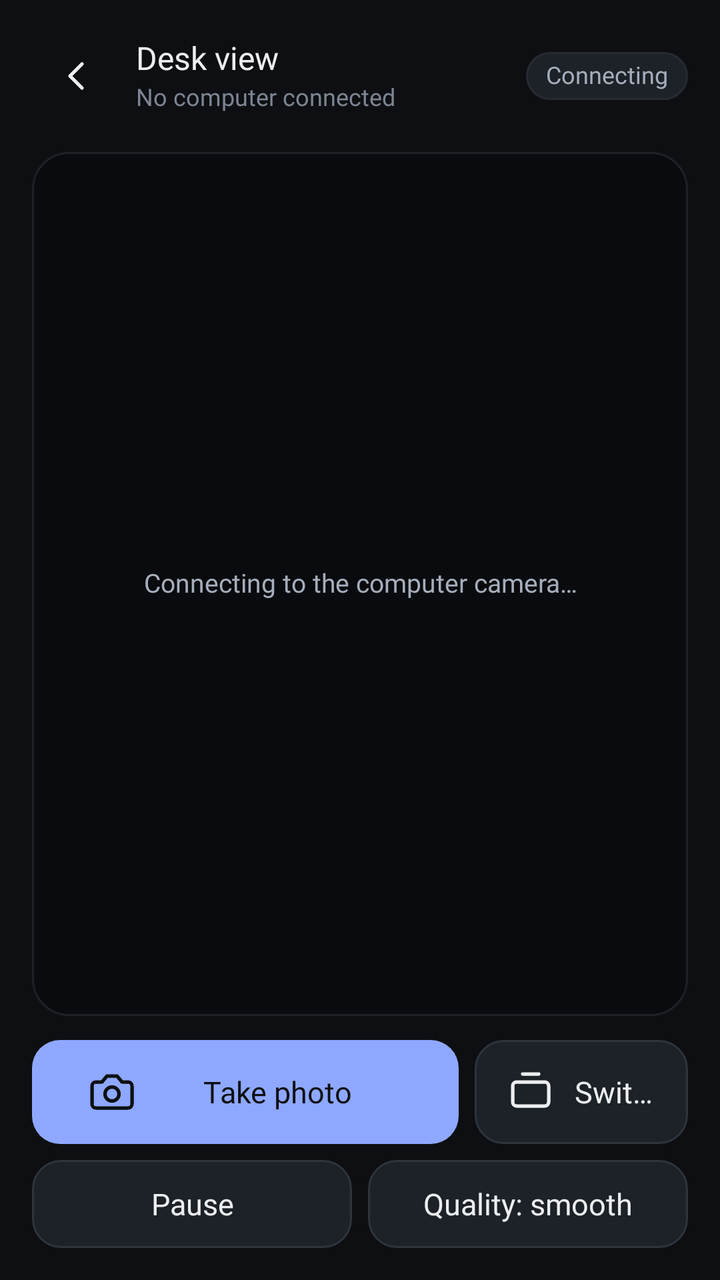
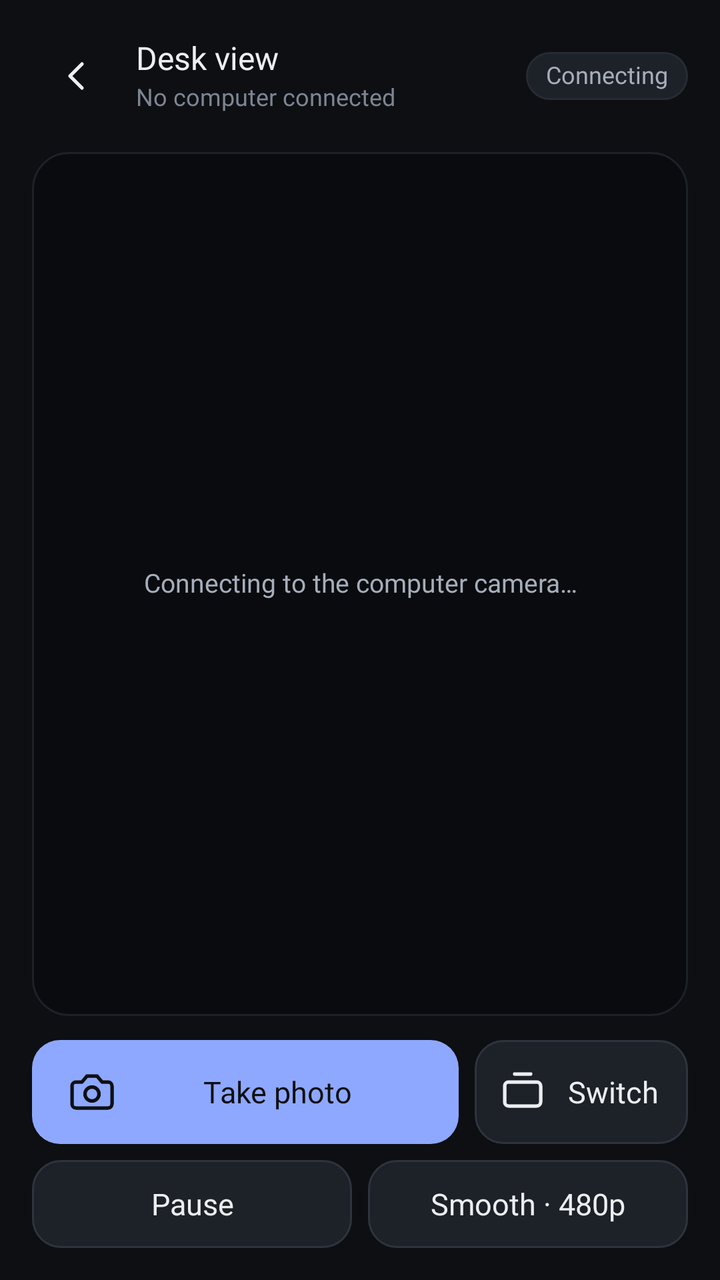

Before-and-after screenshots of an Android layout around one commit, followed by the original layout XML and the change that was made.
<!-- AndroidManifest.xml: application theme AppTheme -->
<!-- res/layout/activity_camera.xml -->
<?xml version="1.0" encoding="utf-8"?>
<LinearLayout xmlns:android="http://schemas.android.com/apk/res/android"
    android:layout_width="match_parent"
    android:layout_height="match_parent"
    android:background="@color/o_ground"
    android:orientation="vertical"
    android:paddingStart="16dp"
    android:paddingTop="12dp"
    android:paddingEnd="16dp"
    android:paddingBottom="16dp">

    
    <LinearLayout
        android:layout_width="match_parent"
        android:layout_height="52dp"
        android:gravity="center_vertical"
        android:baselineAligned="false"
        android:orientation="horizontal">

        <Button
            android:id="@+id/btn_camera_back"
            style="@style/Btn.Icon"
            android:contentDescription="Back"
            android:drawableTop="@drawable/ic_o_chevron_left"
            android:drawableTint="@color/o_text"
            android:paddingTop="10dp"
            android:text="" />

        <LinearLayout
            android:layout_width="0dp"
            android:layout_height="wrap_content"
            android:layout_weight="1"
            android:layout_marginStart="8dp"
            android:orientation="vertical">

            <TextView
                style="@style/Text.Heading"
                android:layout_width="wrap_content"
                android:layout_height="wrap_content"
                android:text="Desk view" />

            <TextView
                android:id="@+id/tv_camera_target"
                style="@style/Text.Caption"
                android:layout_width="match_parent"
                android:layout_height="wrap_content"
                android:layout_marginTop="3dp"
                android:ellipsize="end"
                android:singleLine="true"
                android:text="No computer connected" />
        </LinearLayout>

        <TextView
            android:id="@+id/tv_camera_status"
            style="@style/Text.Badge"
            android:layout_width="wrap_content"
            android:layout_height="wrap_content"
            android:layout_marginStart="8dp"
            android:fontFamily="@font/geist_medium"
            android:text="Connecting"
            android:textColor="@color/o_text_2" />
    </LinearLayout>

    
    <FrameLayout
        android:layout_width="match_parent"
        android:layout_height="0dp"
        android:layout_weight="1"
        android:layout_marginTop="12dp"
        android:background="@drawable/term_screen_bg"
        android:clipChildren="true"
        android:padding="1dp">

        <ImageView
            android:id="@+id/iv_camera_feed"
            android:layout_width="match_parent"
            android:layout_height="match_parent"
            android:adjustViewBounds="true"
            android:contentDescription="Camera feed"
            android:scaleType="fitCenter" />

        <ProgressBar
            android:id="@+id/pb_camera_loading"
            android:layout_width="40dp"
            android:layout_height="40dp"
            android:layout_gravity="center"
            android:indeterminate="true"
            android:indeterminateTint="@color/o_accent" />

        <TextView
            android:id="@+id/tv_camera_error"
            style="@style/Text.Secondary"
            android:layout_width="wrap_content"
            android:layout_height="wrap_content"
            android:layout_gravity="center"
            android:gravity="center"
            android:lineSpacingExtra="3dp"
            android:padding="24dp"
            android:text="Connecting to the computer camera…" />
    </FrameLayout>

    
    <LinearLayout
        android:layout_width="match_parent"
        android:layout_height="52dp"
        android:layout_marginTop="12dp"
        android:baselineAligned="false"
        android:orientation="horizontal">

        <Button
            android:id="@+id/btn_camera_snapshot"
            style="@style/Btn.Primary"
            android:layout_width="0dp"
            android:layout_height="match_parent"
            android:layout_weight="2"
            android:drawableStart="@drawable/ic_o_camera"
            android:paddingStart="28dp"
            android:paddingEnd="28dp"
            android:text="Take photo" />

        <Button
            android:id="@+id/btn_camera_switch"
            style="@style/Btn.Secondary"
            android:layout_width="0dp"
            android:layout_height="match_parent"
            android:layout_weight="1"
            android:layout_marginStart="8dp"
            android:drawableStart="@drawable/ic_o_rotate"
            android:paddingStart="16dp"
            android:paddingEnd="16dp"
            android:text="Switch" />
    </LinearLayout>

    <LinearLayout
        android:layout_width="match_parent"
        android:layout_height="44dp"
        android:layout_marginTop="8dp"
        android:baselineAligned="false"
        android:orientation="horizontal">

        <Button
            android:id="@+id/btn_camera_play_pause"
            style="@style/Btn.Secondary"
            android:layout_width="0dp"
            android:layout_height="match_parent"
            android:layout_weight="1"
            android:paddingStart="8dp"
            android:paddingEnd="8dp"
            android:text="Pause"
            android:textSize="14sp" />

        <Button
            android:id="@+id/btn_camera_quality"
            style="@style/Btn.Secondary"
            android:layout_width="0dp"
            android:layout_height="match_parent"
            android:layout_weight="1"
            android:layout_marginStart="8dp"
            android:paddingStart="8dp"
            android:paddingEnd="8dp"
            android:text="Quality: smooth"
            android:textSize="14sp" />
    </LinearLayout>

</LinearLayout>
<!-- resources referenced by this layout -->
<resources>
  <color name="o_accent">#8EA8FF</color>
  <color name="o_ground">#0D0F12</color>
  <color name="o_text">#ECEEF1</color>
  <color name="o_text_2">#A6AEBB</color>
  <!-- drawable ic_o_chevron_left (drawable) -->
  <?xml version="1.0" encoding="utf-8"?>
  <vector xmlns:android="http://schemas.android.com/apk/res/android"
      android:width="24dp" android:height="24dp" android:viewportWidth="24" android:viewportHeight="24">
      <path android:pathData="M15,18l-6-6 6-6" android:fillColor="#00000000" android:strokeColor="#FFFFFFFF" android:strokeWidth="1.75" android:strokeLineCap="round" android:strokeLineJoin="round"/>
  </vector>
  <!-- drawable term_screen_bg (drawable) -->
  <?xml version="1.0" encoding="utf-8"?>
  <shape xmlns:android="http://schemas.android.com/apk/res/android" android:shape="rectangle"><solid android:color="@color/o_screen"/><stroke android:width="1dp" android:color="@color/o_raised"/><corners android:radius="18dp"/></shape>
  <style name="Text.Caption">
          <item name="android:textSize">12sp</item>
          <item name="android:textColor">@color/o_text_3</item>
      </style>
  <style name="Text.Heading">
          <item name="android:fontFamily">@font/geist_semibold</item>
          <item name="android:textSize">16sp</item>
      </style>
  <style name="Text.Secondary">
          <item name="android:textSize">13sp</item>
          <item name="android:textColor">@color/o_text_2</item>
      </style>
  <color name="o_screen">#090B0E</color>
  <color name="o_raised">#1D2128</color>
  <!-- drawable bg_circle_ghost (drawable) -->
  <?xml version="1.0" encoding="utf-8"?>
  <ripple xmlns:android="http://schemas.android.com/apk/res/android" android:color="@color/o_ripple"><item><shape android:shape="oval"><solid android:color="#00000000"/></shape></item><item android:id="@android:id/mask"><shape android:shape="oval"><solid android:color="#FFFFFFFF"/></shape></item></ripple>
  <dimen name="touch_target">44dp</dimen>
  <color name="o_on_accent">#0D0F12</color>
  <!-- drawable bg_pill (drawable) -->
  <?xml version="1.0" encoding="utf-8"?>
  <shape xmlns:android="http://schemas.android.com/apk/res/android" android:shape="rectangle"><solid android:color="@color/o_raised"/><stroke android:width="1dp" android:color="@color/o_hairline"/><corners android:radius="999dp"/></shape>
  <color name="o_text_3">#7D8593</color>
  <color name="o_ripple">#1FFFFFFF</color>
  <color name="o_accent_tint">#1F2740</color>
  <color name="o_ripple_dark">#260D0F12</color>
  <color name="o_stroke">#2E343E</color>
  <color name="o_hairline">#262B33</color>
  <!-- drawable bg_dialog (drawable) -->
  <?xml version="1.0" encoding="utf-8"?>
  <shape xmlns:android="http://schemas.android.com/apk/res/android" android:shape="rectangle"><solid android:color="@color/o_surface"/><stroke android:width="1dp" android:color="@color/o_hairline"/><corners android:radius="24dp"/></shape>
  <color name="o_surface">#15181D</color>
  <style name="DialogButton" parent="@android:style/Widget.DeviceDefault.Button.Borderless">
          <item name="android:textColor">@color/o_accent</item>
          <item name="android:textAllCaps">false</item>
          <item name="android:fontFamily">@font/geist_medium</item>
          <item name="android:textSize">15sp</item>
      </style>
  <style name="DialogTitle" parent="@android:style/TextAppearance.DeviceDefault.DialogWindowTitle">
          <item name="android:fontFamily">@font/geist_semibold</item>
          <item name="android:textSize">18sp</item>
          <item name="android:textColor">@color/o_text</item>
      </style>
  <!-- unchanged entries left out for length: 10 -->
</resources>

<!-- the commit's change to res/layout/activity_camera.xml (unified diff, before → after) -->
@@ -114,8 +114,8 @@
             android:layout_height="match_parent"
             android:layout_weight="2"
             android:drawableStart="@drawable/ic_o_camera"
-            android:paddingStart="28dp"
-            android:paddingEnd="28dp"
+            android:paddingStart="18dp"
+            android:paddingEnd="18dp"
             android:text="Take photo" />
 
         <Button
@@ -126,8 +126,8 @@
             android:layout_weight="1"
             android:layout_marginStart="8dp"
             android:drawableStart="@drawable/ic_o_rotate"
-            android:paddingStart="16dp"
-            android:paddingEnd="16dp"
+            android:paddingStart="12dp"
+            android:paddingEnd="12dp"
             android:text="Switch" />
     </LinearLayout>
 
@@ -158,7 +158,7 @@
             android:layout_marginStart="8dp"
             android:paddingStart="8dp"
             android:paddingEnd="8dp"
-            android:text="Quality: smooth"
+            android:text="Smooth · 480p"
             android:textSize="14sp" />
     </LinearLayout>
 
